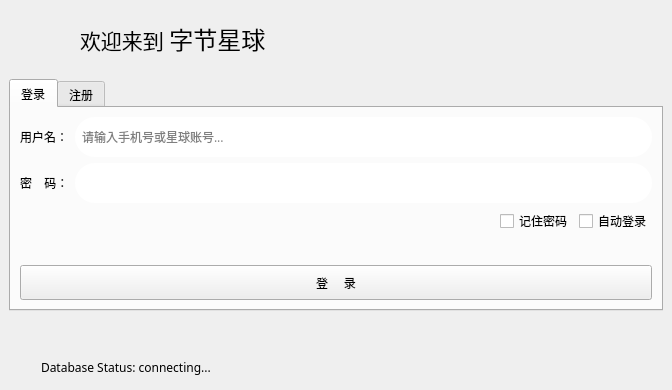
Qt form formLogin.ui (csthenry/weplanet-desktop) before a commit.
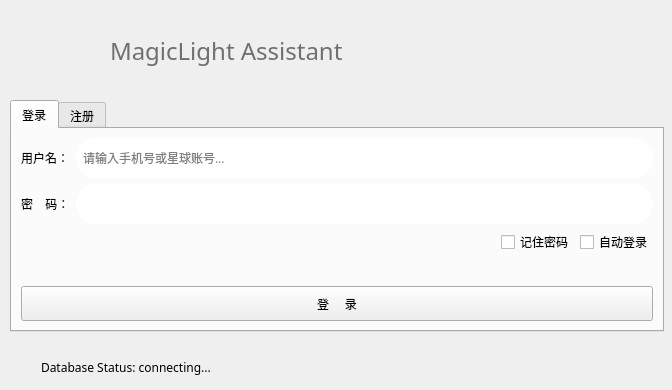
The same form after that commit. Icons and pictures are not drawn.

Patch:
```diff
--- a/formLogin.ui
+++ b/formLogin.ui
@@ -26,8 +26,8 @@
   <widget class="QLabel" name="mainIcon">
    <property name="geometry">
     <rect>
-     <x>9</x>
-     <y>9</y>
+     <x>20</x>
+     <y>20</y>
      <width>64</width>
      <height>64</height>
     </rect>
@@ -51,29 +51,120 @@
   <widget class="QLabel" name="label">
    <property name="geometry">
     <rect>
-     <x>80</x>
-     <y>20</y>
-     <width>236</width>
-     <height>39</height>
+     <x>110</x>
+     <y>30</y>
+     <width>311</width>
+     <height>41</height>
     </rect>
    </property>
+   <property name="palette">
+    <palette>
+     <active>
+      <colorrole role="WindowText">
+       <brush brushstyle="SolidPattern">
+        <color alpha="255">
+         <red>112</red>
+         <green>112</green>
+         <blue>112</blue>
+        </color>
+       </brush>
+      </colorrole>
+      <colorrole role="Text">
+       <brush brushstyle="SolidPattern">
+        <color alpha="255">
+         <red>113</red>
+         <green>113</green>
+         <blue>113</blue>
+        </color>
+       </brush>
+      </colorrole>
+      <colorrole role="PlaceholderText">
+       <brush brushstyle="SolidPattern">
+        <color alpha="128">
+         <red>113</red>
+         <green>113</green>
+         <blue>113</blue>
+        </color>
+       </brush>
+      </colorrole>
+     </active>
+     <inactive>
+      <colorrole role="WindowText">
+       <brush brushstyle="SolidPattern">
+        <color alpha="255">
+         <red>112</red>
+         <green>112</green>
+         <blue>112</blue>
+        </color>
+       </brush>
+      </colorrole>
+      <colorrole role="Text">
+       <brush brushstyle="SolidPattern">
+        <color alpha="255">
+         <red>113</red>
+         <green>113</green>
+         <blue>113</blue>
+        </color>
+       </brush>
+      </colorrole>
+      <colorrole role="PlaceholderText">
+       <brush brushstyle="SolidPattern">
+        <color alpha="128">
+         <red>113</red>
+         <green>113</green>
+         <blue>113</blue>
+        </color>
+       </brush>
+      </colorrole>
+     </inactive>
+     <disabled>
+      <colorrole role="WindowText">
+       <brush brushstyle="SolidPattern">
+        <color alpha="255">
+         <red>120</red>
+         <green>120</green>
+         <blue>120</blue>
+        </color>
+       </brush>
+      </colorrole>
+      <colorrole role="Text">
+       <brush brushstyle="SolidPattern">
+        <color alpha="255">
+         <red>120</red>
+         <green>120</green>
+         <blue>120</blue>
+        </color>
+       </brush>
+      </colorrole>
+      <colorrole role="PlaceholderText">
+       <brush brushstyle="SolidPattern">
+        <color alpha="128">
+         <red>0</red>
+         <green>0</green>
+         <blue>0</blue>
+        </color>
+       </brush>
+      </colorrole>
+     </disabled>
+    </palette>
+   </property>
    <property name="font">
     <font>
      <family>微软雅黑</family>
-     <pointsize>16</pointsize>
+     <pointsize>18</pointsize>
      <weight>50</weight>
      <bold>false</bold>
     </font>
    </property>
    <property name="text">
-    <string>&lt;html&gt;&lt;head/&gt;&lt;body&gt;&lt;p&gt;欢迎来到 &lt;span style=&quot; font-size:18pt;&quot;&gt;字节星球&lt;/span&gt;&lt;/p&gt;&lt;/body&gt;&lt;/html&gt;</string>
+    <string>MagicLight Assistant</string>
    </property>
   </widget>
   <widget class="QTabWidget" name="tabWidget">
    <property name="geometry">
     <rect>
-     <x>9</x>
-     <y>79</y>
+     <x>10</x>
+     <y>100</y>
      <width>654</width>
      <height>232</height>
     </rect>
```
Left out of the diff: 8 changed lines with no effect on the pictures.
